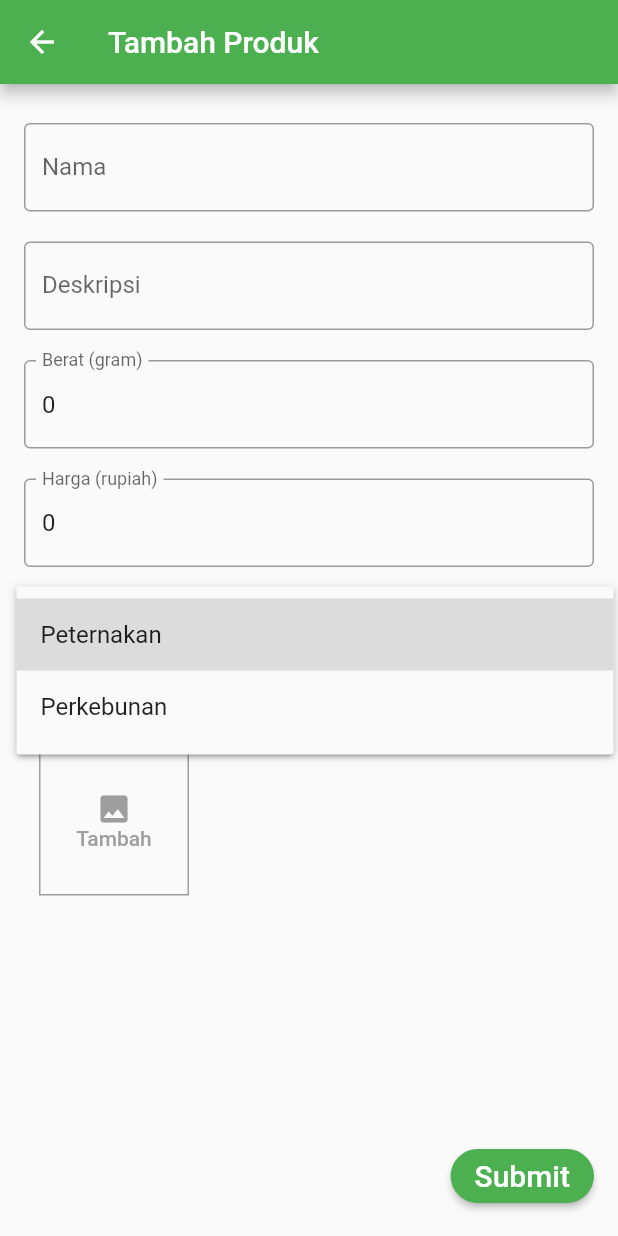
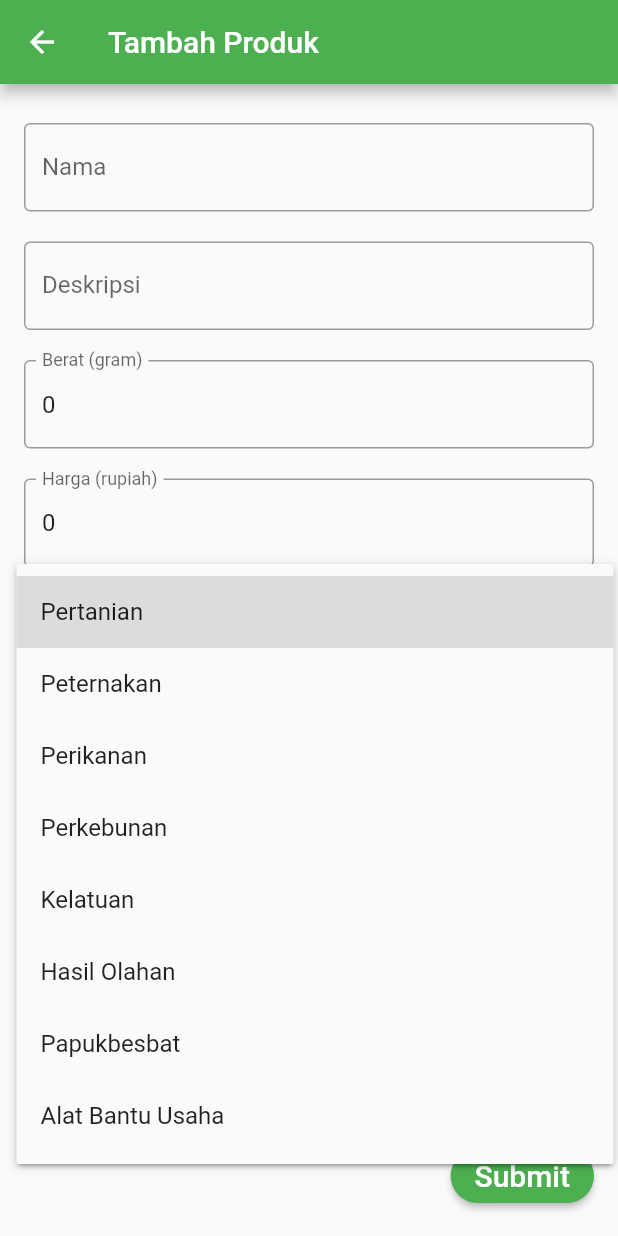
Before and after one commit to aguspuryanto/kiosagro, a Flutter app: the AddProductScreen screen opened directly, after a tap on "Kategori", on a phone screen of 412 x 824 dp. Run offline on Flutter 3.47's test engine with Material 2 defaults, Android fonts, the phone set to English and light mode, and no system bars; our stand-ins replace cloud_firestore, dio, firebase_auth, firebase_database, firebase_storage, google_sign_in and 2 more; accounts and stored records are empty; network calls fail.

Commit message:
fix courier option, add new product categiry option

```diff
--- a/lib/screens/add_product_screen.dart
+++ b/lib/screens/add_product_screen.dart
@@ -33,7 +33,16 @@ class _AddProductScreenState extends State<AddProductScreen> {
 
   var _kategori;
 
-  var listCategory = ['Peternakan', 'Perkebunan'];
+  var listCategory = [
+    'Pertanian',
+    'Peternakan',
+    'Perikanan',
+    'Perkebunan',
+    'Kelatuan',
+    'Hasil Olahan',
+    'Papukbesbat',
+    'Alat Bantu Usaha'
+  ];
 
   var dbRef = FirebaseDatabase.instance.reference().child('/products').push();
   var storageRef = FirebaseStorage.instance.ref();
--- a/lib/screens/home_screen.dart
+++ b/lib/screens/home_screen.dart
@@ -273,7 +273,7 @@ class PopularListProducts extends StatelessWidget {
     });
     var index = 0;
     return Container(
-      height: 230,
+      height: MediaQuery.of(context).size.height / 3 - 20,
       child: ListView(
         scrollDirection: Axis.horizontal,
         children: sortedProducts.map<Widget>((prod) {
```
Also changed, not shown: lib/screens/account_screen.dart (+8 -8 lines), lib/screens/store_screen.dart (+12 -1 lines).
